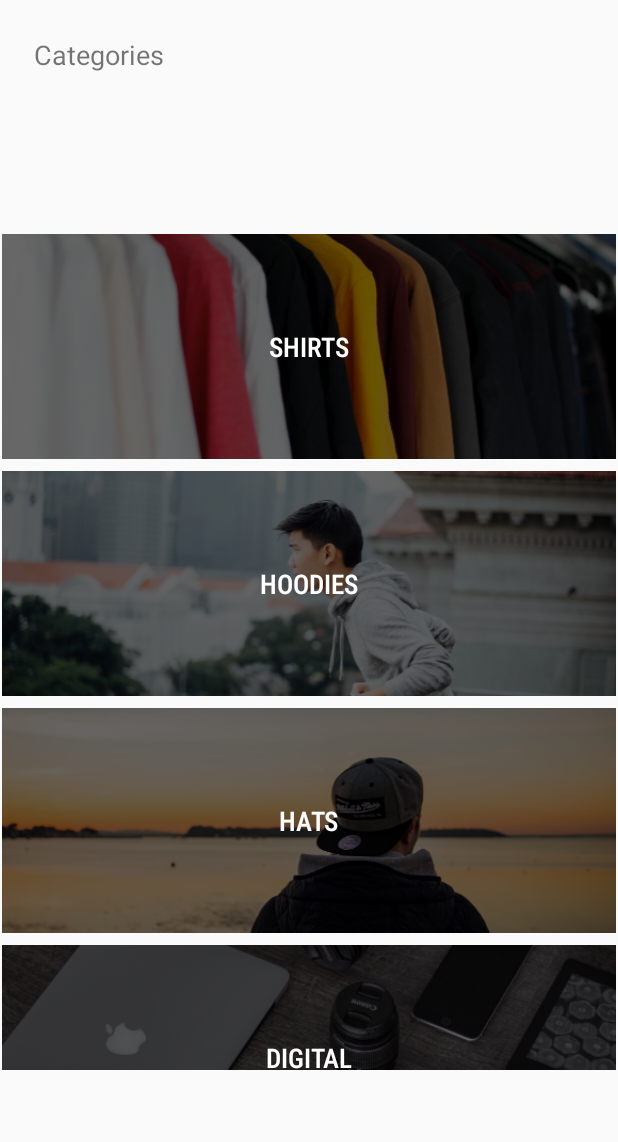
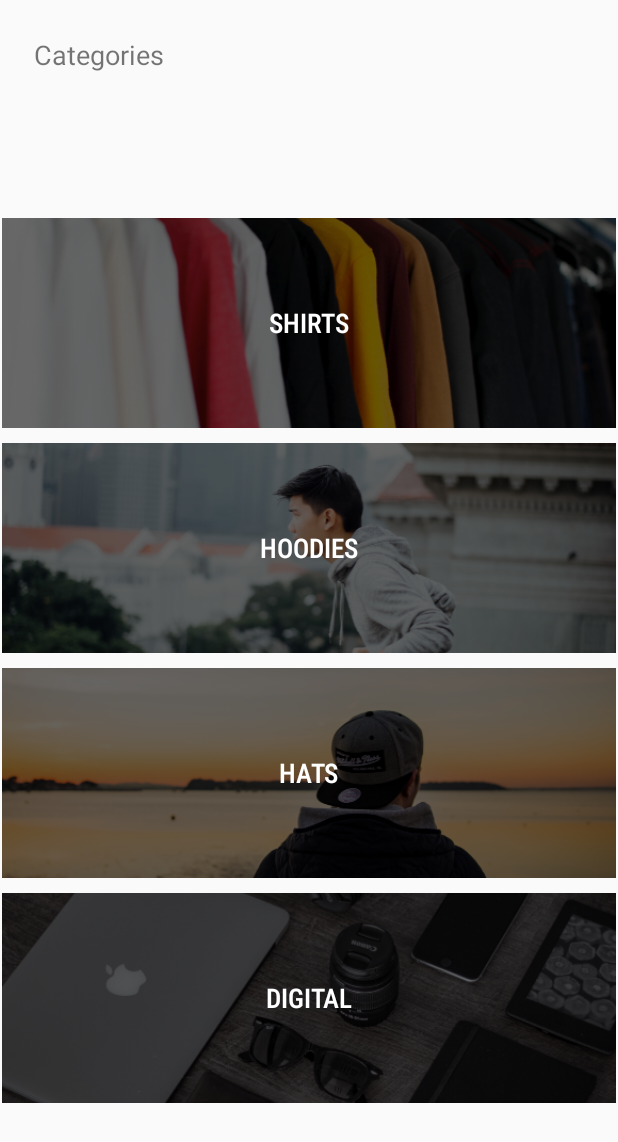
Before and after one commit to tgarasanin/android-coder-swag, an Android app: the screen it shows after launch (MainActivity), on a phone screen of 412 x 824 dp. Shown: the top 1142 px of the screen. Run offline under Robolectric (Android 15) with nearby library versions, the phone set to English and light mode, and no system bars.

Commit message:
refactor: change list view to recycler view

```diff
--- a/app/build.gradle
+++ b/app/build.gradle
@@ -34,4 +34,5 @@ dependencies {
     testImplementation 'junit:junit:4.12'
     androidTestImplementation 'androidx.test.ext:junit:1.1.1'
     androidTestImplementation 'androidx.test.espresso:espresso-core:3.2.0'
+    implementation 'androidx.recyclerview:recyclerview:1.1.0'
 }
--- a/app/src/main/java/com/tgarasanin/coderswag/Adapters/CategoryAdapter.kt
+++ b/app/src/main/java/com/tgarasanin/coderswag/Adapters/CategoryAdapter.kt
@@ -12,7 +12,7 @@ import com.tgarasanin.coderswag.R
 import kotlinx.android.synthetic.main.activity_main.*
 import kotlinx.android.synthetic.main.activity_main.view.*
 import kotlinx.android.synthetic.main.category_list_item.view.*
-
+/*
 class CategoryAdapter (context: Context, categories: List<Category>): BaseAdapter() {
 
     val context = context
@@ -62,3 +62,6 @@ class CategoryAdapter (context: Context, categories: List<Category>): BaseAdapte
 
 
 }
+
+
+ */
--- /dev/null
+++ b/app/src/main/java/com/tgarasanin/coderswag/Adapters/CategoryRecyclerAdapter.kt
@@ -0,0 +1,38 @@
+package com.tgarasanin.coderswag.Adapters
+
+import android.content.Context
+import android.view.LayoutInflater
+import android.view.View
+import android.view.ViewGroup
+import androidx.recyclerview.widget.RecyclerView
+import com.tgarasanin.coderswag.Model.Category
+import com.tgarasanin.coderswag.R
+import kotlinx.android.synthetic.main.category_list_item.view.*
+
+class CategoryRecyclerAdapter(val context: Context, val categories: List<Category>) : RecyclerView.Adapter<CategoryRecyclerAdapter.CategoryHolder>() {
+
+    inner class CategoryHolder(itemView: View): RecyclerView.ViewHolder(itemView) {
+
+        fun bindCategory(category: Category, context: Context) {
+            val resourceId = context.resources.getIdentifier(category.image, "drawable", context.packageName)
+            itemView.imageView.setImageResource(resourceId)
+            itemView.textView.text = category.title
+        }
+    }
+
+    override fun onCreateViewHolder(parent: ViewGroup, viewType: Int): CategoryHolder {
+        val view = LayoutInflater.from(parent.context).inflate(R.layout.category_list_item, parent, false)
+        return CategoryHolder(view)
+    }
+
+    override fun getItemCount(): Int {
+        return categories.count()
+    }
+
+    override fun onBindViewHolder(holder: CategoryHolder, position: Int) {
+        val category = categories[position]
+        holder?.bindCategory(category, context)
+    }
+
+
+}
--- a/app/src/main/java/com/tgarasanin/coderswag/Controller/MainActivity.kt
+++ b/app/src/main/java/com/tgarasanin/coderswag/Controller/MainActivity.kt
@@ -3,19 +3,28 @@ package com.tgarasanin.coderswag.Controller
 import androidx.appcompat.app.AppCompatActivity
 import android.os.Bundle
 import android.widget.ArrayAdapter
-import com.tgarasanin.coderswag.Adapters.CategoryAdapter
+import android.widget.LinearLayout
+import android.widget.Toast
+import androidx.recyclerview.widget.LinearLayoutManager
+import androidx.recyclerview.widget.RecyclerView
+//import com.tgarasanin.coderswag.Adapters.CategoryAdapter
+import com.tgarasanin.coderswag.Adapters.CategoryRecyclerAdapter
 import com.tgarasanin.coderswag.R
 import com.tgarasanin.coderswag.Services.DataService
 import kotlinx.android.synthetic.main.activity_main.*
 
 class MainActivity : AppCompatActivity() {
 
-    lateinit var adapter: CategoryAdapter
+    lateinit var adapter: CategoryRecyclerAdapter
+    lateinit var layoutManager: LinearLayoutManager
 
     override fun onCreate(savedInstanceState: Bundle?) {
         super.onCreate(savedInstanceState)
         setContentView(R.layout.activity_main)
-        adapter = CategoryAdapter(this, DataService.categories)
-        categoryListView.adapter = adapter
+        adapter = CategoryRecyclerAdapter(this, DataService.categories)
+        layoutManager = LinearLayoutManager(this, RecyclerView.VERTICAL, false)
+        categoryRecyclerView.adapter = adapter
+        categoryRecyclerView.layoutManager = layoutManager
+        categoryRecyclerView.setHasFixedSize(true)
     }
 }
--- a/app/src/main/res/layout/activity_main.xml
+++ b/app/src/main/res/layout/activity_main.xml
@@ -19,16 +19,15 @@
         app:layout_constraintRight_toRightOf="parent"
         app:layout_constraintTop_toTopOf="parent" />
 
-    <ListView
-        android:id="@+id/categoryListView"
+    <androidx.recyclerview.widget.RecyclerView
+        android:id="@+id/categoryRecyclerView"
         android:layout_width="409dp"
-        android:layout_height="561dp"
+        android:layout_height="609dp"
         android:layout_marginStart="8dp"
         android:layout_marginLeft="8dp"
+        android:layout_marginTop="16dp"
         android:layout_marginEnd="8dp"
         android:layout_marginRight="8dp"
-        android:layout_marginBottom="8dp"
-        android:divider="@null"
         app:layout_constraintBottom_toBottomOf="parent"
         app:layout_constraintEnd_toEndOf="parent"
         app:layout_constraintStart_toStartOf="parent"
--- a/app/src/main/res/layout/category_list_item.xml
+++ b/app/src/main/res/layout/category_list_item.xml
@@ -9,9 +9,13 @@
     <ImageView
         android:id="@+id/imageView"
         android:layout_width="0dp"
-        android:layout_height="150dp"
-        android:layout_marginTop="4dp"
-        android:layout_marginBottom="4dp"
+        android:layout_height="140dp"
+        android:layout_marginStart="0dp"
+        android:layout_marginLeft="0dp"
+        android:layout_marginTop="0dp"
+        android:layout_marginEnd="0dp"
+        android:layout_marginRight="0dp"
+        android:layout_marginBottom="0dp"
         android:scaleType="centerCrop"
         app:layout_constraintBottom_toBottomOf="parent"
         app:layout_constraintEnd_toEndOf="parent"
```
